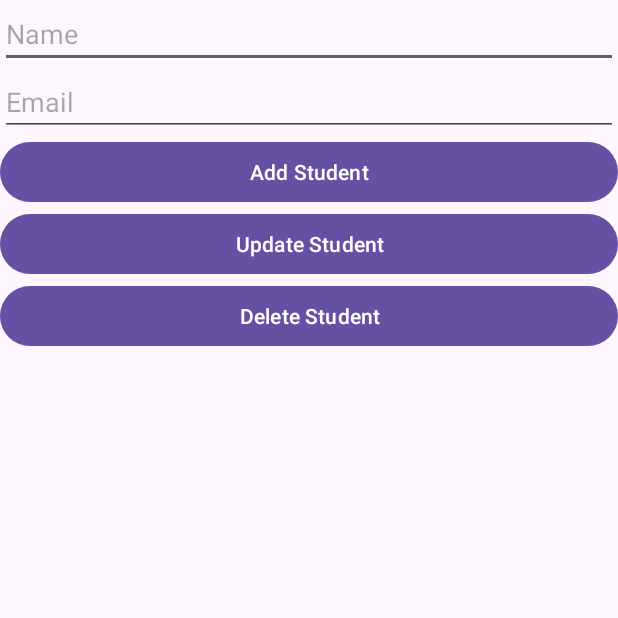
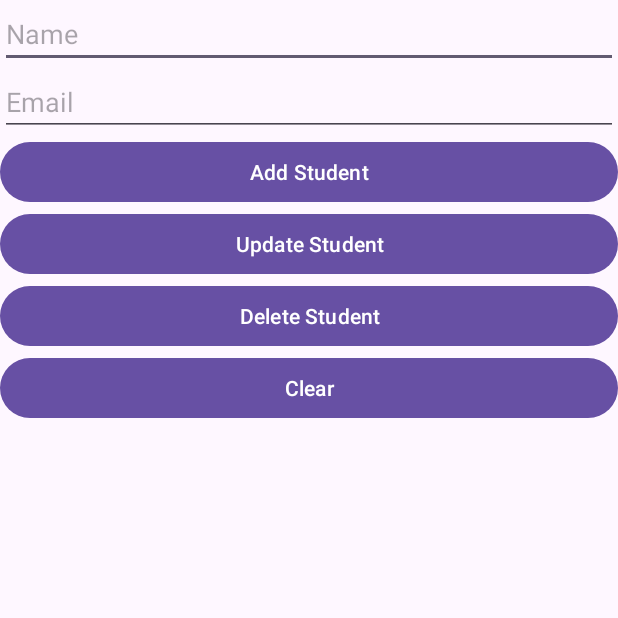
Before and after one commit to gooofff/Android_TH, an Android app: the screen it shows after launch (MainActivity), after a tap on "Update Student", on a phone screen of 412 x 824 dp, the top half of it. Run offline under Robolectric (Android 15) with nearby library versions, the phone set to English and light mode, and no system bars; our stand-ins replace Firebase (no records; nobody signed in at launch, a user with empty details on screens opened directly).

Commit message:
Hoan thanh tinh nang

```diff
--- a/TH4/QLSV/app/src/main/java/com/example/qlsv/MainActivity.java
+++ b/TH4/QLSV/app/src/main/java/com/example/qlsv/MainActivity.java
@@ -2,9 +2,12 @@ package com.example.qlsv;
 
 import android.os.Bundle;
 import android.view.View;
+import android.widget.AdapterView;
+import android.widget.ArrayAdapter;
 import android.widget.Button;
 import android.widget.EditText;
 import android.widget.ListView;
+import android.widget.Toast;
 
 import androidx.activity.EdgeToEdge;
 import androidx.annotation.NonNull;
@@ -23,10 +26,14 @@ import java.util.List;
 
 public class MainActivity extends AppCompatActivity {
     private EditText edtName, edtEmail;
-    private Button btnAdd, btnUpdate, btnDel;
+    private Button btnAdd, btnUpdate, btnDel, btnClear;
     private ListView listView;
     private List<Student> studentList;
+    private List<String> list;
     private FirebaseDatabaseHelper databaseHelper;
+    ArrayAdapter<String> adapter;
+    private String StudentID = "";
+
 
     @Override
     protected void onCreate(Bundle savedInstanceState) {
@@ -44,7 +51,9 @@ public class MainActivity extends AppCompatActivity {
         btnAdd = (Button) findViewById(R.id.btnAdd);
         btnUpdate = (Button) findViewById(R.id.btnUpdate);
         btnDel = (Button) findViewById(R.id.btnDel);
+        btnClear = (Button) findViewById(R.id.btnClear);
         listView = (ListView) findViewById(R.id.listView);
+        list = new ArrayList<>();
         studentList = new ArrayList<>();
         databaseHelper = new FirebaseDatabaseHelper();
 
@@ -69,38 +78,85 @@ public class MainActivity extends AppCompatActivity {
             }
         });
 
+        btnClear.setOnClickListener(new View.OnClickListener() {
+            @Override
+            public void onClick(View v) {
+                edtName.setText("");
+                edtEmail.setText("");
+                loadStudents();
+            }
+        });
+
+        listView.setOnItemClickListener(new AdapterView.OnItemClickListener() {
+            @Override
+            public void onItemClick(AdapterView<?> parent, View view, int position, long id) {
+                String selectedItem = (String) parent.getItemAtPosition(position);
+                String[] parts = selectedItem.split(" - ");
+                if (parts.length == 3) {
+                    StudentID = parts[0];
+                    String name = parts[1];
+                    String email = parts[2];
+                    edtName.setText(name);
+                    edtEmail.setText((email));
+                    adapter.clear();
+                }
+                loadStudents();
+            }
+        });
+
         loadStudents();
     }
 
     private void addStudent() {
         String name = edtName.getText().toString();
         String email = edtEmail.getText().toString();
-        String id = databaseHelper.getReference().push().getKey();
-        Student student = new Student(id, name, email);
-        databaseHelper.addStudent(student);
+        if (name.equals("") || email.equals("")) {
+            Toast.makeText(this, "Please enter a name and email", Toast.LENGTH_SHORT).show();
+        }
+        else {
+            String id = databaseHelper.getReference().push().getKey();
+            Student student = new Student(id, name, email);
+            StudentID = "";
+            databaseHelper.addStudent(student);
+        }
     }
     private void updateStudent() {
-        String id = "";
         String name = edtName.getText().toString();
         String email = edtEmail.getText().toString();
-        Student student = new Student(id, name, email);
-        databaseHelper.updateStudent(id, student);
+        Student student = new Student(StudentID, name, email);
+        databaseHelper.updateStudent(StudentID, student);
+        loadStudents();
     }
     private void deleteStudent() {
-        String id = "";
-        databaseHelper.deleteStudent(id);
+        if (StudentID.isEmpty()) {
+            Toast.makeText(this, "Please select a student to delete", Toast.LENGTH_SHORT).show();
+        }
+        else {
+            databaseHelper.deleteStudent(StudentID);
+            StudentID = "";
+            edtName.setText("");
+            edtEmail.setText("");
+            loadStudents();
+        }
     }
     private void loadStudents() {
         databaseHelper.getReference().addValueEventListener(new ValueEventListener() {
             @Override
             public void onDataChange(@NonNull DataSnapshot dataSnapshot) {
                 studentList.clear();
+                list.clear();
                 for (DataSnapshot postSnapshot : dataSnapshot.getChildren()) {
                     Student student = postSnapshot.getValue(Student.class);
                     studentList.add(student);
                 }
 
-                // Update ListView adapter here
+                for (Student student : studentList) {
+                    String temp = student.getId() + " - " + student.getName() + " - " + student.getEmail();
+                    list.add(temp);
+                }
+
+                adapter = new ArrayAdapter<>(MainActivity.this, android.R.layout.simple_list_item_1, list);
+                listView.setAdapter(adapter);
             }
 
             @Override
@@ -109,6 +165,4 @@ public class MainActivity extends AppCompatActivity {
             }
         });
     }
-
-
 }
--- a/TH4/QLSV/app/src/main/res/layout/activity_main.xml
+++ b/TH4/QLSV/app/src/main/res/layout/activity_main.xml
@@ -20,6 +20,7 @@
         android:layout_width="match_parent"
         android:layout_height="wrap_content"
         android:hint="Email" />
+
     <Button
         android:id="@+id/btnAdd"
         android:layout_width="match_parent"
@@ -38,9 +39,17 @@
         android:layout_height="wrap_content"
         android:text="Delete Student" />
 
+    <Button
+        android:id="@+id/btnClear"
+        android:layout_width="match_parent"
+        android:layout_height="wrap_content"
+        android:text="Clear" />
+
     <ListView
         android:id="@+id/listView"
         android:layout_width="match_parent"
-        android:layout_height="match_parent" />
+        android:layout_height="match_parent"
+        android:choiceMode="singleChoice"
+        />
 
 </LinearLayout>
```
